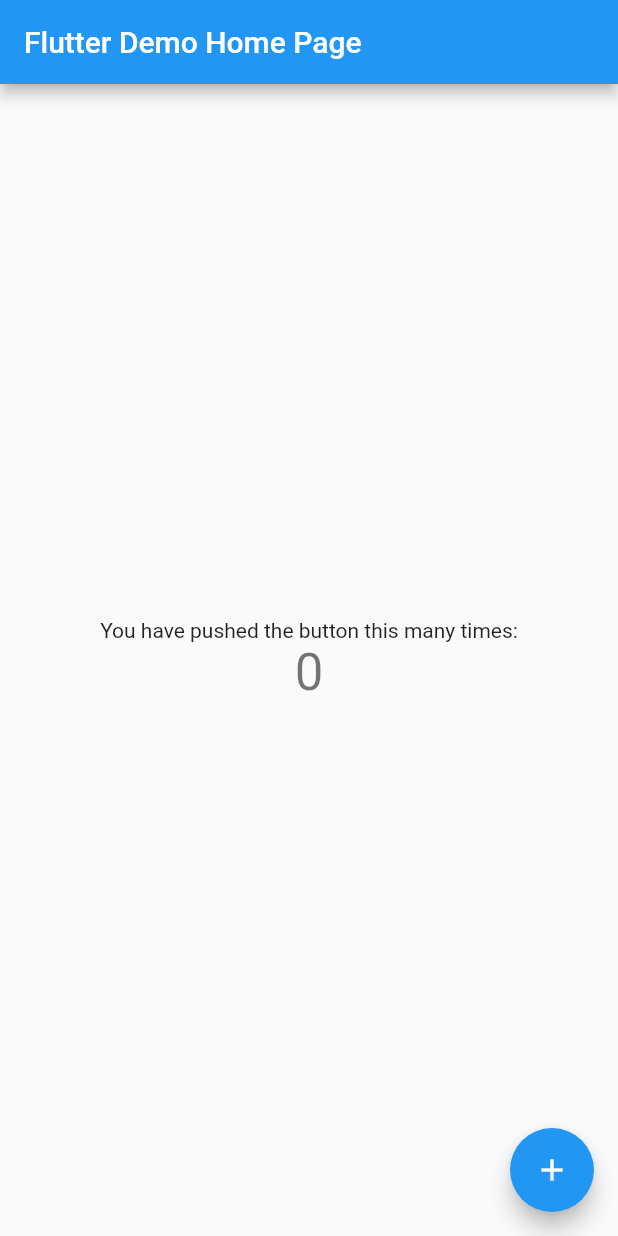
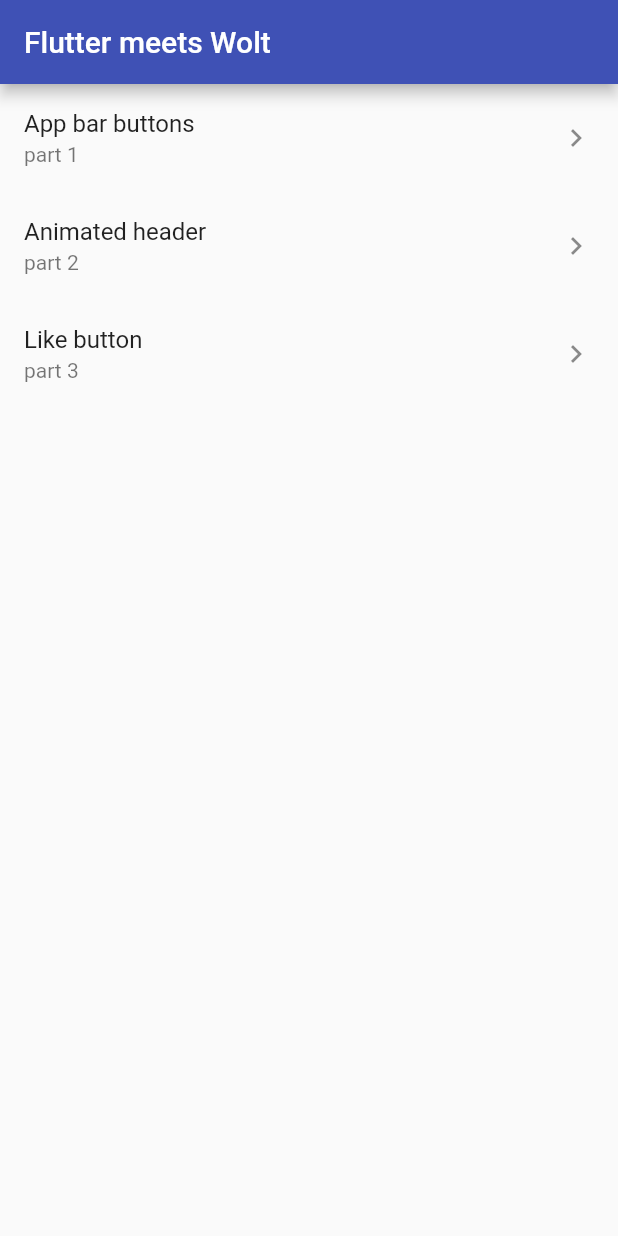
Before and after one commit to nomtek/flutter-meets-wolt, a Flutter app: the screen it shows after launch, on a phone screen of 412 x 824 dp. Run offline on Flutter 3.47's test engine with Material 2 defaults, Android fonts, the phone set to English and light mode, and no system bars.

```diff
--- a/lib/main.dart
+++ b/lib/main.dart
@@ -1,4 +1,6 @@
 import 'package:flutter/material.dart';
+import 'package:flutter_meets_wolt/app_bar_buttons/app_bar_buttons_route.dart';
+import 'package:flutter_meets_wolt/menu_route.dart';
 
 void main() {
   runApp(MyApp());
@@ -8,110 +10,23 @@ class MyApp extends StatelessWidget {
   // This widget is the root of your application.
   @override
   Widget build(BuildContext context) {
+
     return MaterialApp(
-      title: 'Flutter Demo',
+      debugShowCheckedModeBanner: false,
+      title: 'Flutter meets Wolt',
       theme: ThemeData(
-        // This is the theme of your application.
-        //
-        // Try running your application with "flutter run". You'll see the
-        // application has a blue toolbar. Then, without quitting the app, try
-        // changing the primarySwatch below to Colors.green and then invoke
-        // "hot reload" (press "r" in the console where you ran "flutter run",
-        // or simply save your changes to "hot reload" in a Flutter IDE).
-        // Notice that the counter didn't reset back to zero; the application
-        // is not restarted.
-        primarySwatch: Colors.blue,
-        // This makes the visual density adapt to the platform that you run
-        // the app on. For desktop platforms, the controls will be smaller and
-        // closer together (more dense) than on mobile platforms.
+        brightness: Brightness.light,
+        primarySwatch: Colors.indigo,
+        accentColor: Colors.yellowAccent,
         visualDensity: VisualDensity.adaptivePlatformDensity,
       ),
-      home: MyHomePage(title: 'Flutter Demo Home Page'),
+      initialRoute: "/menu",
+      routes: {
+        '/menu': (_) => MenuRoute(),
+        '/app-bar-buttons': (_) => AppBarButtons(),
+        '/animated-header': (_) => Scaffold(appBar: AppBar(title: Text("Animated header"),), body: Placeholder(),),
+        '/like-button': (_) => Scaffold(appBar: AppBar(title: Text("Like button"),), body: Placeholder(),),
+      },
     );
   }
 }
-
-class MyHomePage extends StatefulWidget {
-  MyHomePage({Key key, this.title}) : super(key: key);
-
-  // This widget is the home page of your application. It is stateful, meaning
-  // that it has a State object (defined below) that contains fields that affect
-  // how it looks.
-
-  // This class is the configuration for the state. It holds the values (in this
-  // case the title) provided by the parent (in this case the App widget) and
-  // used by the build method of the State. Fields in a Widget subclass are
-  // always marked "final".
-
-  final String title;
-
-  @override
-  _MyHomePageState createState() => _MyHomePageState();
-}
-
-class _MyHomePageState extends State<MyHomePage> {
-  int _counter = 0;
-
-  void _incrementCounter() {
-    setState(() {
-      // This call to setState tells the Flutter framework that something has
-      // changed in this State, which causes it to rerun the build method below
-      // so that the display can reflect the updated values. If we changed
-      // _counter without calling setState(), then the build method would not be
-      // called again, and so nothing would appear to happen.
-      _counter++;
-    });
-  }
-
-  @override
-  Widget build(BuildContext context) {
-    // This method is rerun every time setState is called, for instance as done
-    // by the _incrementCounter method above.
-    //
-    // The Flutter framework has been optimized to make rerunning build methods
-    // fast, so that you can just rebuild anything that needs updating rather
-    // than having to individually change instances of widgets.
-    return Scaffold(
-      appBar: AppBar(
-        // Here we take the value from the MyHomePage object that was created by
-        // the App.build method, and use it to set our appbar title.
-        title: Text(widget.title),
-      ),
-      body: Center(
-        // Center is a layout widget. It takes a single child and positions it
-        // in the middle of the parent.
-        child: Column(
-          // Column is also a layout widget. It takes a list of children and
-          // arranges them vertically. By default, it sizes itself to fit its
-          // children horizontally, and tries to be as tall as its parent.
-          //
-          // Invoke "debug painting" (press "p" in the console, choose the
-          // "Toggle Debug Paint" action from the Flutter Inspector in Android
-          // Studio, or the "Toggle Debug Paint" command in Visual Studio Code)
-          // to see the wireframe for each widget.
-          //
-          // Column has various properties to control how it sizes itself and
-          // how it positions its children. Here we use mainAxisAlignment to
-          // center the children vertically; the main axis here is the vertical
-          // axis because Columns are vertical (the cross axis would be
-          // horizontal).
-          mainAxisAlignment: MainAxisAlignment.center,
-          children: <Widget>[
-            Text(
-              'You have pushed the button this many times:',
-            ),
-            Text(
-              '$_counter',
-              style: Theme.of(context).textTheme.headline4,
-            ),
-          ],
-        ),
-      ),
-      floatingActionButton: FloatingActionButton(
-        onPressed: _incrementCounter,
-        tooltip: 'Increment',
-        child: Icon(Icons.add),
-      ), // This trailing comma makes auto-formatting nicer for build methods.
-    );
-  }
-}
--- /dev/null
+++ b/lib/menu_route.dart
@@ -0,0 +1,34 @@
+import 'package:flutter/material.dart';
+
+class MenuRoute extends StatelessWidget {
+  @override
+  Widget build(BuildContext context) {
+    return Scaffold(
+        appBar: AppBar(
+          title: Text("Flutter meets Wolt"),
+          automaticallyImplyLeading: false,
+        ),
+        body: ListView(
+          children: [
+            ListTile(
+              title: Text("App bar buttons"),
+              subtitle: Text("part 1"),
+              trailing: Icon(Icons.keyboard_arrow_right),
+              onTap: () => Navigator.pushNamed(context, '/app-bar-buttons'),
+            ),
+            ListTile(
+              title: Text("Animated header"),
+              subtitle: Text("part 2"),
+              trailing: Icon(Icons.keyboard_arrow_right),
+              onTap: () => Navigator.pushNamed(context, '/animated-header'),
+            ),
+            ListTile(
+              title: Text("Like button"),
+              subtitle: Text("part 3"),
+              trailing: Icon(Icons.keyboard_arrow_right),
+              onTap: () => Navigator.pushNamed(context, '/like-button'),
+            ),
+          ],
+        ));
+  }
+}
```
Also changed, not shown: lib/app_bar_buttons/app_bar_button.dart (added, +52 -0 lines), lib/app_bar_buttons/app_bar_buttons_route.dart (added, +60 -0 lines), lib/app_bar_buttons/app_bar_menu.dart (added, +67 -0 lines), lib/shared/app_bar_title.dart (added, +29 -0 lines).
